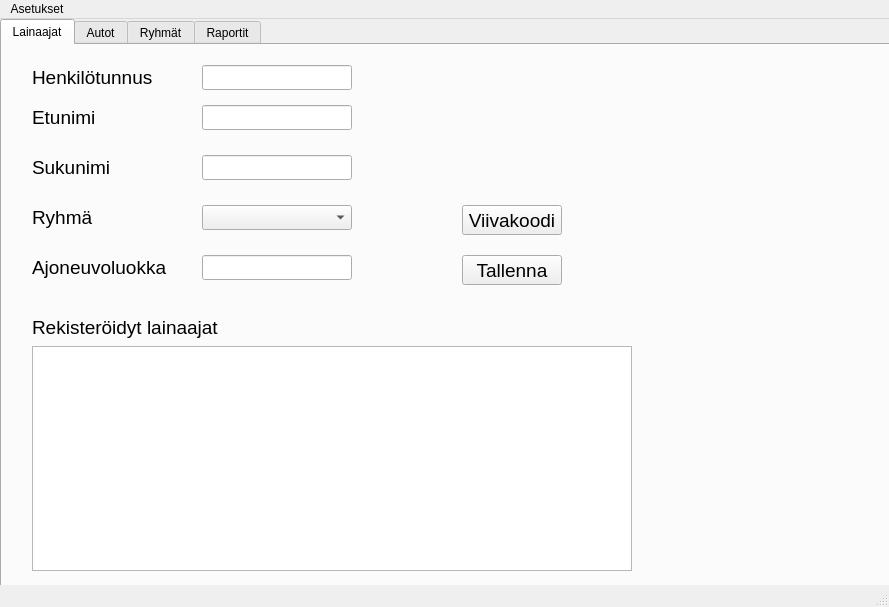
Qt form autolainaus.ui (Sandrowue/Autolainaus) before a commit.
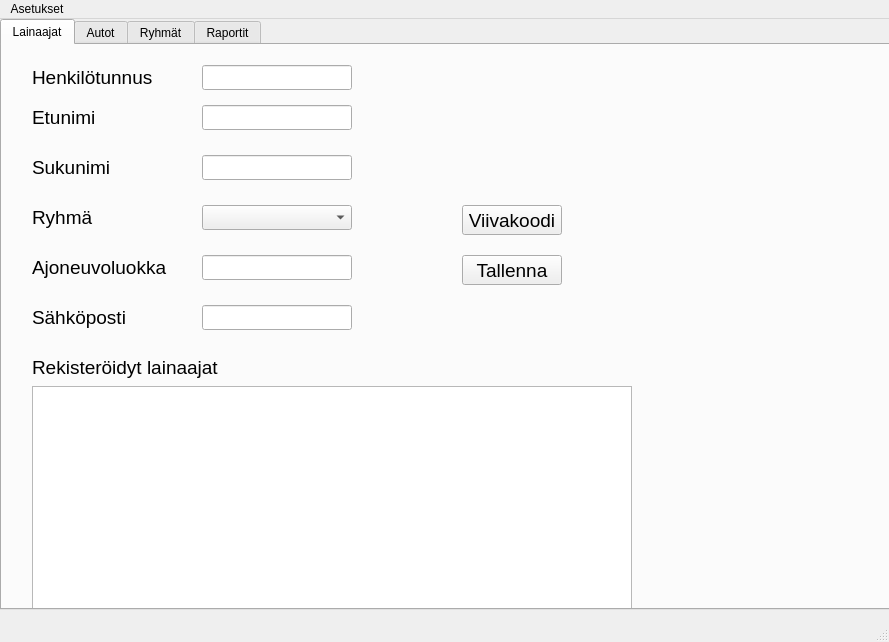
The same form after that commit. The open tabs and pages were chosen to show the change.

Commit message: päivitetty

```diff
--- a/autolainaus.ui
+++ b/autolainaus.ui
@@ -7,7 +7,7 @@
     <x>0</x>
     <y>0</y>
     <width>889</width>
-    <height>607</height>
+    <height>642</height>
    </rect>
   </property>
   <property name="windowTitle">
@@ -19,7 +19,7 @@
      <rect>
       <x>0</x>
       <y>0</y>
-      <width>891</width>
+      <width>911</width>
       <height>591</height>
      </rect>
     </property>
@@ -184,7 +184,7 @@
       <property name="geometry">
        <rect>
         <x>30</x>
-        <y>270</y>
+        <y>310</y>
         <width>200</width>
         <height>25</height>
        </rect>
@@ -202,7 +202,7 @@
       <property name="geometry">
        <rect>
         <x>30</x>
-        <y>301</y>
+        <y>341</y>
         <width>600</width>
         <height>225</height>
        </rect>
@@ -254,6 +254,34 @@
        </rect>
       </property>
      </widget>
+     <widget class="QLineEdit" name="sahkopostiLineEdit">
+      <property name="geometry">
+       <rect>
+        <x>200</x>
+        <y>260</y>
+        <width>150</width>
+        <height>25</height>
+       </rect>
+      </property>
+     </widget>
+     <widget class="QLabel" name="sahkopostiLabel">
+      <property name="geometry">
+       <rect>
+        <x>30</x>
+        <y>260</y>
+        <width>150</width>
+        <height>25</height>
+       </rect>
+      </property>
+      <property name="font">
+       <font>
+        <pointsize>14</pointsize>
+       </font>
+      </property>
+      <property name="text">
+       <string>Sähköposti</string>
+      </property>
+     </widget>
     </widget>
     <widget class="QWidget" name="autot">
      <attribute name="title">
```
Left out of the diff: 23 changed lines with no effect on the pictures.
